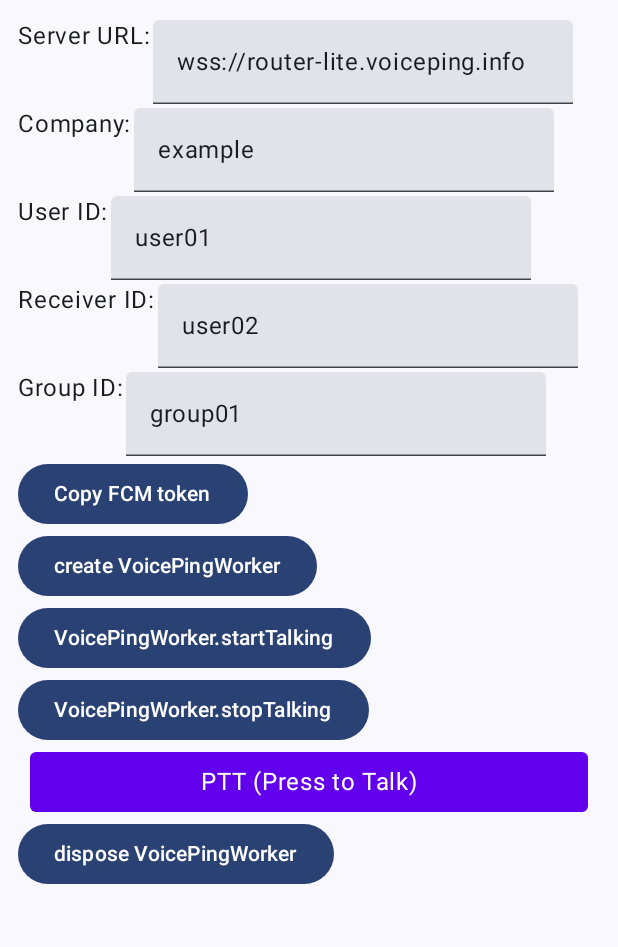
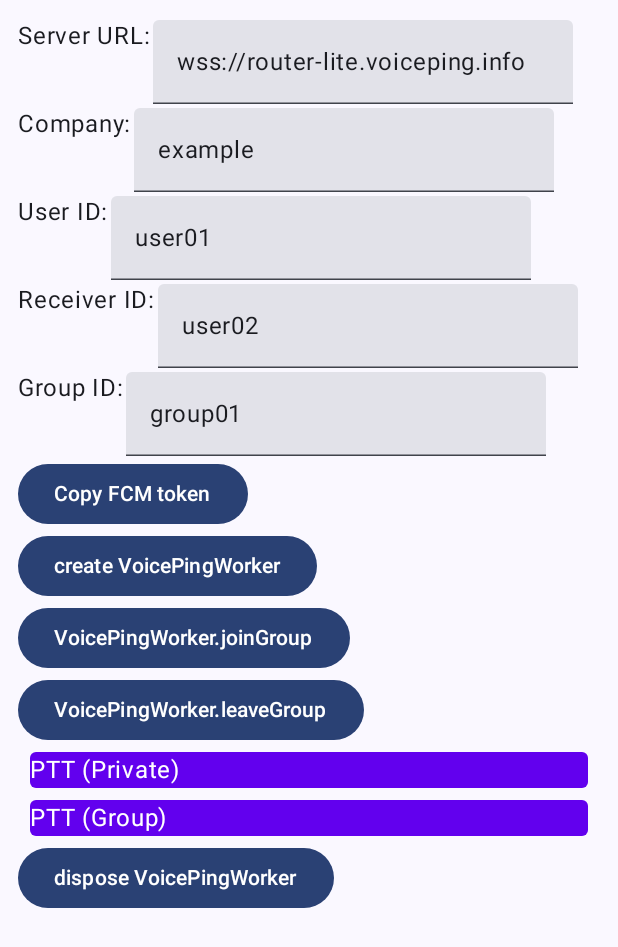
Before and after one commit to murakami/press-to-transmit, an Android app built with Jetpack Compose: the screen it shows after launch (MainActivity), on a phone screen of 412 x 824 dp. Shown: the top 947 px of the screen. Run offline under Robolectric (Android 15) with nearby library versions, the phone set to English and light mode, and no system bars; libraries missing offline, so code that uses them is left out: com.smartwalkie.voicepingsdk.

Commit message:
試行錯誤

```diff
--- a/app/src/main/java/com/example/presstotransmit/MainActivity.kt
+++ b/app/src/main/java/com/example/presstotransmit/MainActivity.kt
@@ -5,6 +5,7 @@ import android.app.NotificationChannel
 import android.app.NotificationManager
 import android.content.Context
 import android.content.IntentFilter
+import android.content.pm.ActivityInfo
 import android.content.pm.PackageManager
 import android.os.Build
 import android.os.Bundle
@@ -84,6 +85,7 @@ class MainActivity : ComponentActivity(), OutgoingTalkCallback {
     override fun onCreate(savedInstanceState: Bundle?) {
         super.onCreate(savedInstanceState)
         checkAndRequestPermissions()
+        requestedOrientation = ActivityInfo.SCREEN_ORIENTATION_PORTRAIT
 
         if (Build.VERSION.SDK_INT >= Build.VERSION_CODES.O) {
             // Create channel to show notifications.
@@ -342,6 +344,7 @@ fun PressToTransmit(
                 Log.d("MainActivity", "create VoicePingWorker")
                 val voicePingWorkRequest: WorkRequest =
                     OneTimeWorkRequestBuilder<VoicePingWorker>()
+                        .addTag("VoicePing")
                         .build()
                 WorkManager
                     .getInstance(context)
@@ -350,7 +353,7 @@ fun PressToTransmit(
         ) {
             Text("create VoicePingWorker")
         }
-        /**/
+        /*
         Button(
             onClick = {
                 Log.d("MainActivity", "VoicePingWorker.startTalking")
@@ -366,7 +369,7 @@ fun PressToTransmit(
         ) {
             Text("VoicePingWorker.startTalking")
         }
-        /**/
+        */
         /*
         Button(
             onClick = {
@@ -402,7 +405,7 @@ fun PressToTransmit(
             Text("VoicePing: init & connect & startTalking")
         }
          */
-        /**/
+        /*
         Button(
             onClick = {
                 Log.d("MainActivity", "VoicePingWorker.stopTalking")
@@ -411,12 +414,28 @@ fun PressToTransmit(
         ) {
             Text("VoicePingWorker.stopTalking")
         }
-        /**/
+        */
+        Button(
+            onClick = {
+                Log.d("MainActivity", "VoicePingWorker.stopTalking")
+                VoicePingWorker.joinGroup(groupId)
+            }
+        ) {
+            Text("VoicePingWorker.joinGroup")
+        }
+        Button(
+            onClick = {
+                Log.d("MainActivity", "VoicePingWorker.stopTalking")
+                VoicePingWorker.leaveGroup(groupId)
+            }
+        ) {
+            Text("VoicePingWorker.leaveGroup")
+        }
         // PTT Button: BoxベースのカスタムボタンでpointerInputを使用
         Box(
             modifier = Modifier
                 .fillMaxWidth()
-                .height(48.dp)
+                .height(32.dp)
                 .padding(horizontal = 8.dp, vertical = 4.dp)
                 .clip(RoundedCornerShape(4.dp))
                 .background(Color(0xFF6200EE))
@@ -429,6 +448,9 @@ fun PressToTransmit(
                             receiverId = receiverId,
                             channelType = ChannelType.PRIVATE,
                             callback = context as OutgoingTalkCallback
+                            //callback = null,
+                            //destinationPath = null,
+                            //recorder = null
                         )
 
                         // ボタンが離されるまで待つ
@@ -439,10 +461,46 @@ fun PressToTransmit(
                         }
                     }
                 },
-            contentAlignment = Alignment.Center
+            //contentAlignment = Alignment.Center
         ) {
             Text(
-                text = "PTT (Press to Talk)",
+                text = "PTT (Private)",
+                color = Color.White
+            )
+        }
+        Box(
+            modifier = Modifier
+                .fillMaxWidth()
+                .height(32.dp)
+                .padding(horizontal = 8.dp, vertical = 4.dp)
+                .clip(RoundedCornerShape(4.dp))
+                .background(Color(0xFF6200EE))
+                .pointerInput(Unit) {
+                    awaitEachGesture {
+                        // ボタンが押されたとき
+                        awaitFirstDown()
+                        Log.d("MainActivity", "PTT Button Pressed - Starting talking")
+                        VoicePingWorker.startTalking(
+                            receiverId = groupId,
+                            channelType = ChannelType.GROUP,
+                            callback = context as OutgoingTalkCallback
+                            //callback = null,
+                            //destinationPath = null,
+                            //recorder = null
+                        )
+
+                        // ボタンが離されるまで待つ
+                        val up = waitForUpOrCancellation()
+                        if (up != null) {
+                            Log.d("MainActivity", "PTT Button Released - Stopping talking")
+                            VoicePingWorker.stopTalking()
+                        }
+                    }
+                },
+            //contentAlignment = Alignment.Center
+        ) {
+            Text(
+                text = "PTT (Group)",
                 color = Color.White
             )
         }
@@ -463,6 +521,7 @@ fun PressToTransmit(
         Button(
             onClick = {
                 Log.d("MainActivity", "dispose VoicePingWorker")
+                VoicePingWorker.dispose(context)
             }
         ) {
             Text("dispose VoicePingWorker")
```
Also changed, not shown: app/src/main/java/com/example/presstotransmit/VoicePingWorker.kt (+10 -5 lines).
